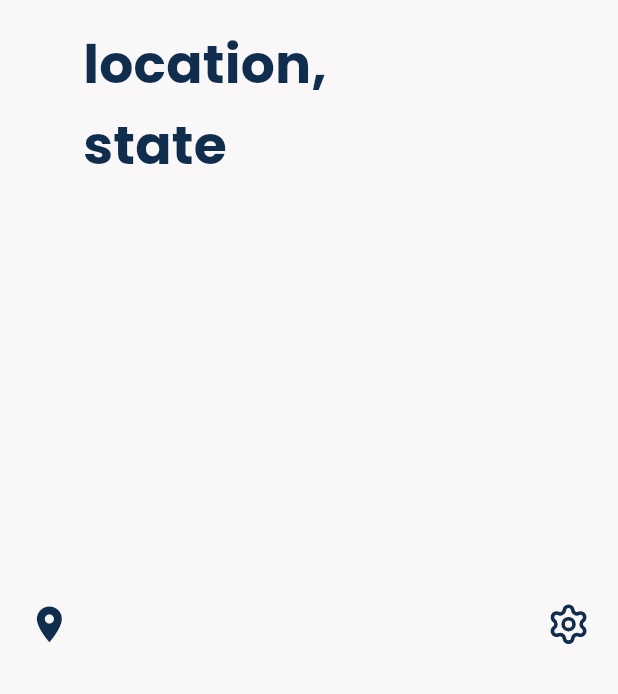
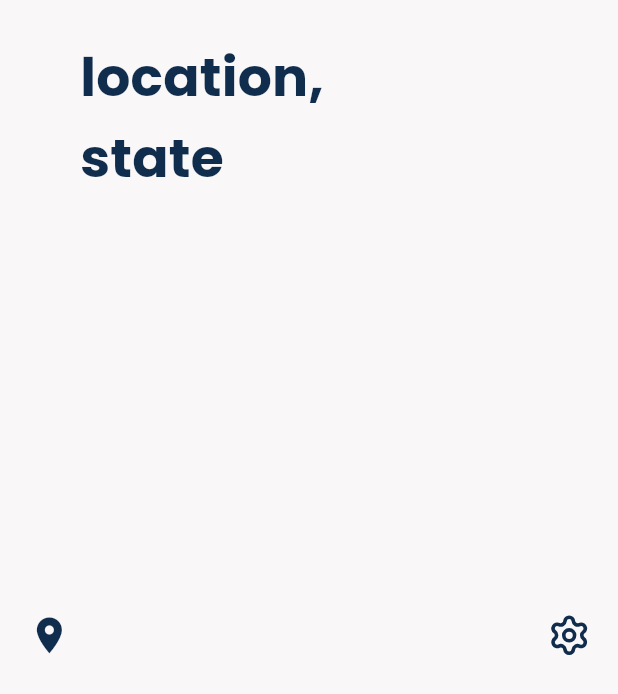
Before and after one commit to neeraja-pradeep/nexoSalonix_demo, a Flutter app: the LocationHeader widget shown alone on an empty page, opened directly, on a phone screen of 412 x 824 dp. Shown: the top 694 px of the screen. Run offline on Flutter 3.47's test engine with Material 3 defaults, Android fonts, the phone set to English and light mode, and no system bars; our stand-ins replace auto_size_text, flutter_riverpod, lucide_icons, smooth_page_indicator.

Commit message:
Update location_header.dart

```diff
--- a/lib/widgets/location_header.dart
+++ b/lib/widgets/location_header.dart
@@ -2,15 +2,15 @@ import 'package:flutter/material.dart';
 import 'package:lucide_icons/lucide_icons.dart';
 import '../consts.dart';
 class LocationHeader extends StatelessWidget {
-  const LocationHeader({super.key});
+  const LocationHeader({super.key,});
 
   @override
   Widget build(BuildContext context) {
     return Padding(
       padding:  EdgeInsets.fromLTRB(Responsive.screenWidth(context) * 0.045,
-        Responsive.screenHeight(context) * 0.02,
-        Responsive.screenWidth(context) * 0.045,
-        Responsive.screenHeight(context) * 0.01,),
+        Responsive.screenHeight(context) * 0.03,
+        Responsive.screenWidth(context) * 0.044,
+        Responsive.screenHeight(context) * 0.002,),
       child: Row(
         mainAxisAlignment: MainAxisAlignment.spaceBetween,
         children: [
@@ -19,7 +19,7 @@ class LocationHeader extends StatelessWidget {
                Icon(Icons.location_on,
                   size: Responsive.iconSize(context),
                   color: const Color(0xFF112D4E)),
-              const SizedBox(width: 8),
+              const SizedBox(width: 6),
                Column(
                 crossAxisAlignment: CrossAxisAlignment.start,
                 children: [
```
